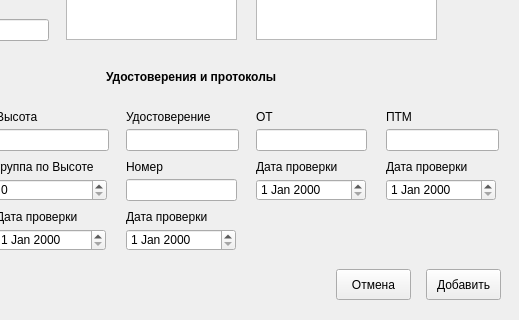
First picture: the form in my_helper/notebook/designer_ui/add_worker.ui, repository SmolPO/vertical, before the edit; both pictures show x 154 to 673 and y 191 to 511 of the 673 by 511 pixel window.
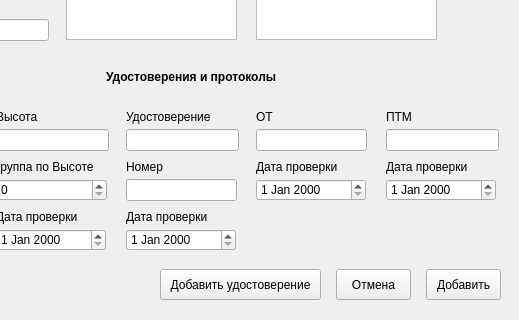
Second picture: the form after the edit.

The edit to the form file:
```diff
--- a/my_helper/notebook/designer_ui/add_worker.ui
+++ b/my_helper/notebook/designer_ui/add_worker.ui
@@ -589,6 +589,19 @@
     </rect>
    </property>
   </widget>
+  <widget class="QPushButton" name="b_cancel_2">
+   <property name="geometry">
+    <rect>
+     <x>314</x>
+     <y>460</y>
+     <width>161</width>
+     <height>31</height>
+    </rect>
+   </property>
+   <property name="text">
+    <string>Добавить удостоверение</string>
+   </property>
+  </widget>
  </widget>
  <resources/>
  <connections/>
```
Left out of the diff: 46 changed lines with no effect on the pictures.
